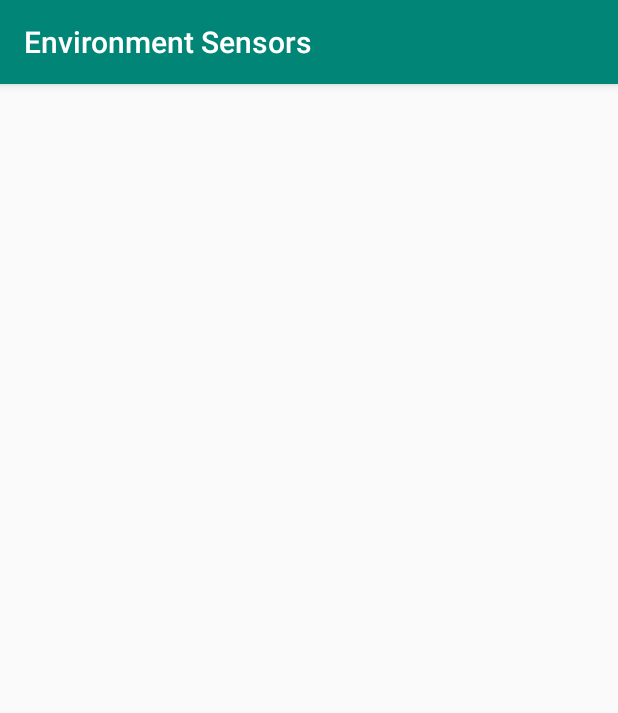
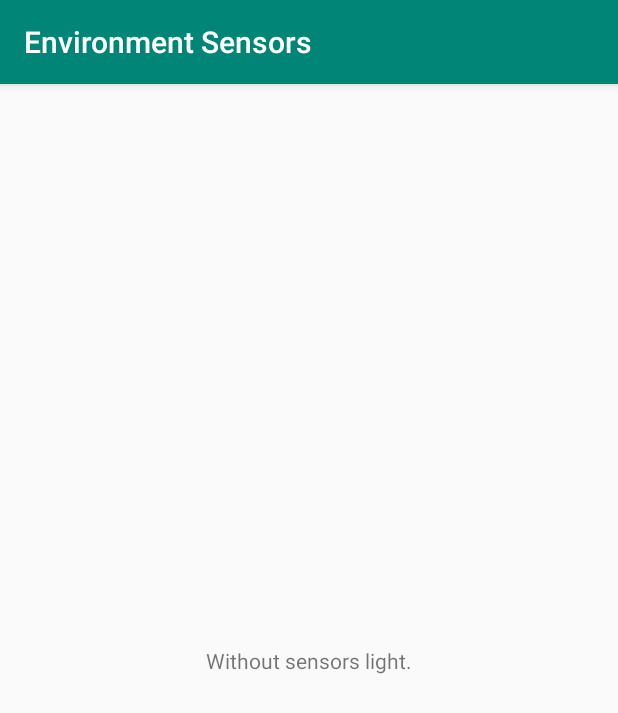
Before and after one commit to yerkomora/Environment-Sensors, an Android app: the screen it shows after launch (MainActivity), on a phone screen of 412 x 824 dp. Shown: the top 713 px of the screen. Run offline under Robolectric (Android 15) with nearby library versions, the phone set to English and light mode, and no system bars.

Commit message:
Sensor light implemented.

```diff
--- a/app/src/main/java/cl/infomatico/android/examples/environmentsensors/MainActivity.java
+++ b/app/src/main/java/cl/infomatico/android/examples/environmentsensors/MainActivity.java
@@ -1,13 +1,64 @@
 package cl.infomatico.android.examples.environmentsensors;
 
+import android.content.Context;
+import android.hardware.Sensor;
+import android.hardware.SensorEvent;
+import android.hardware.SensorEventListener;
+import android.hardware.SensorManager;
 import android.support.v7.app.AppCompatActivity;
 import android.os.Bundle;
+import android.support.v7.widget.AppCompatTextView;
 
-public class MainActivity extends AppCompatActivity {
+public class MainActivity extends AppCompatActivity implements SensorEventListener {
+
+    // AppCompatActivity
 
     @Override
     protected void onCreate(Bundle savedInstanceState) {
         super.onCreate(savedInstanceState);
         setContentView(R.layout.activity_main);
+        tvData = findViewById(R.id.tvData);
+
+        // Sensor Light
+        mSensorManager = (SensorManager) getSystemService(Context.SENSOR_SERVICE);
+        mPressure = mSensorManager.getDefaultSensor(Sensor.TYPE_LIGHT);
+
+        if (mPressure == null)
+            tvData.setText(R.string.sensors_light_without);
+    }
+
+    @Override
+    protected void onResume() {
+        super.onResume();
+
+        if (mSensorManager != null)
+            mSensorManager.registerListener(this, mPressure, SensorManager.SENSOR_DELAY_NORMAL);
+    }
+
+    @Override
+    protected void onPause() {
+        super.onPause();
+
+        if (mSensorManager != null)
+            mSensorManager.unregisterListener(this);
+    }
+
+    // MainActivity
+
+    private AppCompatTextView tvData;
+
+    // SensorEventListener
+
+    private SensorManager mSensorManager;
+    private Sensor mPressure = null;
+
+    @Override
+    public final void onAccuracyChanged(Sensor sensor, int accuracy) {
+    }
+
+    @Override
+    public final void onSensorChanged(SensorEvent event) {
+        float brightness = event.values[0];
+        tvData.setText(String.format("%s lx.", String.valueOf(brightness)));
     }
 }
--- a/app/src/main/res/layout/activity_main.xml
+++ b/app/src/main/res/layout/activity_main.xml
@@ -6,9 +6,10 @@
     android:layout_height="match_parent"
     tools:context=".MainActivity">
 
-    <TextView
+    <android.support.v7.widget.AppCompatTextView
         android:layout_width="wrap_content"
         android:layout_height="wrap_content"
+        android:id="@+id/tvData"
         app:layout_constraintBottom_toBottomOf="parent"
         app:layout_constraintLeft_toLeftOf="parent"
         app:layout_constraintRight_toRightOf="parent"
--- a/app/src/main/res/values/strings.xml
+++ b/app/src/main/res/values/strings.xml
@@ -1,3 +1,4 @@
 <resources>
     <string name="app_name">Environment Sensors</string>
+    <string name="sensors_light_without">Without sensors light.</string>
 </resources>
```
